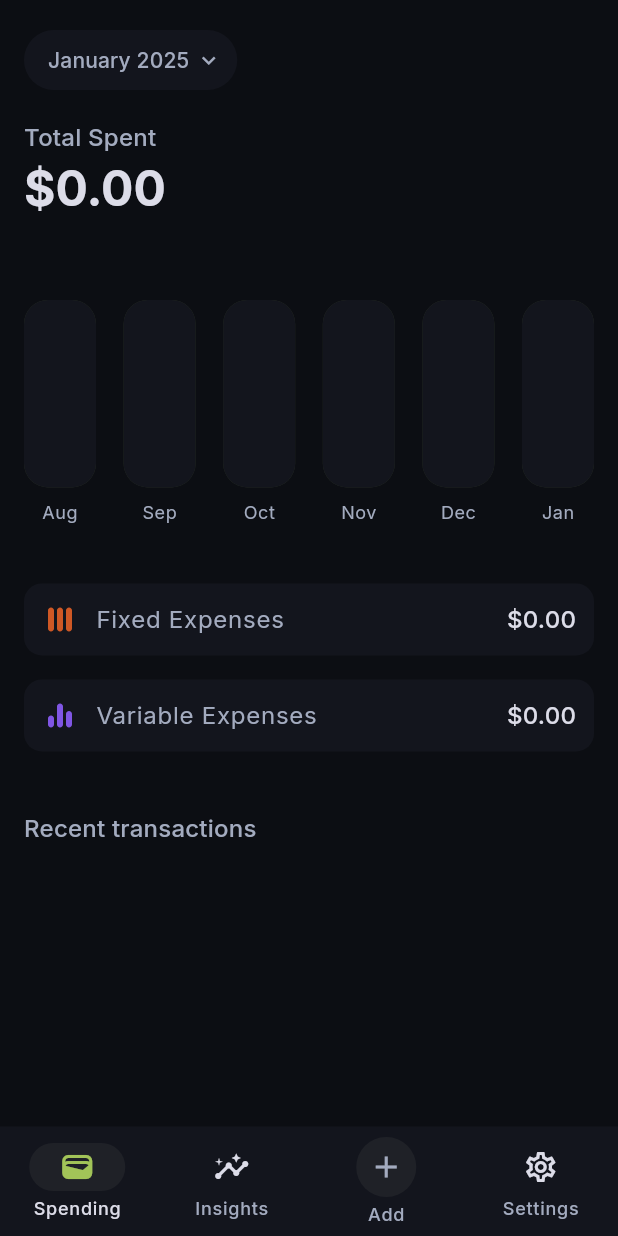
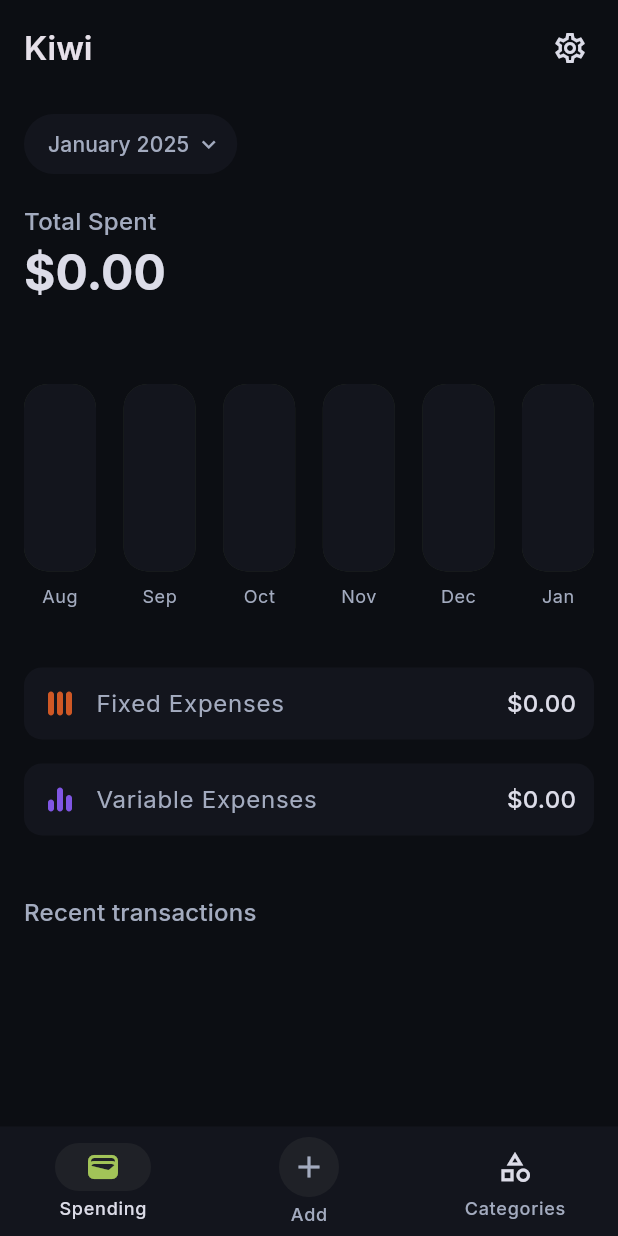
Before and after one commit to 0x6762/kiwi-spending-tracker, a Flutter app: the screen it shows after launch, on a phone screen of 412 x 824 dp. Run offline on Flutter 3.47's test engine with Material 3 defaults, Android fonts, the phone set to English and light mode, and no system bars; drawn by our look-alikes of fl_chart; our stand-ins replace flutter_svg, google_fonts, shared_preferences.

Commit message:
Add app bar and moved settings from nav bar

```diff
--- a/lib/screens/main_screen.dart
+++ b/lib/screens/main_screen.dart
@@ -10,7 +10,7 @@ import '../widgets/add_expense_dialog.dart';
 import '../widgets/expense_type_sheet.dart';
 import 'settings_screen.dart';
 import 'expense_detail_screen.dart';
-import 'insights_screen.dart';
+import 'categories_screen.dart';
 
 class MainScreen extends StatefulWidget {
   final ExpenseRepository repository;
@@ -112,12 +112,39 @@ class _MainScreenState extends State<MainScreen> {
         .toList();
 
     return Scaffold(
-      backgroundColor:
-          Theme.of(context).colorScheme.surface, //main screen background
+      backgroundColor: Theme.of(context).colorScheme.surface,
       body: SafeArea(
         child: SingleChildScrollView(
           child: Column(
             children: [
+              Padding(
+                padding: const EdgeInsets.fromLTRB(16, 8, 8, 0),
+                child: Row(
+                  mainAxisAlignment: MainAxisAlignment.spaceBetween,
+                  children: [
+                    Text(
+                      'Kiwi',
+                      style: Theme.of(context).textTheme.titleLarge?.copyWith(
+                            fontWeight: FontWeight.w600,
+                          ),
+                    ),
+                    IconButton(
+                      icon: Icon(
+                        Icons.settings_outlined,
+                        color: Theme.of(context).colorScheme.onSurface,
+                      ),
+                      onPressed: () {
+                        Navigator.push(
+                          context,
+                          MaterialPageRoute(
+                            builder: (context) => const SettingsScreen(),
+                          ),
+                        );
+                      },
+                    ),
+                  ],
+                ),
+              ),
               ExpenseSummary(
                 expenses: _expenses,
                 selectedMonth: _selectedMonth,
@@ -140,9 +167,7 @@ class _MainScreenState extends State<MainScreen> {
               ),
               Container(
                 decoration: BoxDecoration(
-                  color: Theme.of(context)
-                      .colorScheme
-                      .surface, //expenses list background
+                  color: Theme.of(context).colorScheme.surface,
                   borderRadius:
                       const BorderRadius.vertical(top: Radius.circular(16)),
                 ),
@@ -174,11 +199,9 @@ class _MainScreenState extends State<MainScreen> {
           index: _selectedIndex,
           children: [
             _buildExpensesScreen(),
-            InsightsScreen(
+            CategoriesScreen(
               expenses: _expenses,
-              selectedMonth: _selectedMonth,
             ),
-            const SettingsScreen(),
           ],
         ),
         bottomNavigationBar: Container(
@@ -192,16 +215,16 @@ class _MainScreenState extends State<MainScreen> {
           ),
           child: NavigationBar(
             onDestinationSelected: (index) {
-              if (index == 2) {
+              if (index == 1) {
                 _addExpense();
               } else {
                 setState(() {
-                  _selectedIndex = index > 2 ? index - 1 : index;
+                  _selectedIndex = index > 1 ? index - 1 : index;
                 });
               }
             },
             selectedIndex:
-                _selectedIndex > 1 ? _selectedIndex + 1 : _selectedIndex,
+                _selectedIndex > 0 ? _selectedIndex + 1 : _selectedIndex,
             backgroundColor: Theme.of(context).colorScheme.surfaceContainer,
             indicatorColor: Theme.of(context)
                 .colorScheme
@@ -221,17 +244,6 @@ class _MainScreenState extends State<MainScreen> {
                 label: 'Spending',
               ),
               NavigationDestination(
-                icon: Icon(
-                  Icons.insights_outlined,
-                  color: Theme.of(context).colorScheme.onSurface,
-                ),
-                selectedIcon: Icon(
-                  Icons.insights,
-                  color: Theme.of(context).colorScheme.primary,
-                ),
-                label: 'Insights',
-              ),
-              NavigationDestination(
                 icon: Container(
                   padding: const EdgeInsets.all(8),
                   decoration: BoxDecoration(
@@ -247,14 +259,14 @@ class _MainScreenState extends State<MainScreen> {
               ),
               NavigationDestination(
                 icon: Icon(
-                  Icons.settings_outlined,
+                  Icons.category_outlined,
                   color: Theme.of(context).colorScheme.onSurface,
                 ),
                 selectedIcon: Icon(
-                  Icons.settings,
+                  Icons.category,
                   color: Theme.of(context).colorScheme.primary,
                 ),
-                label: 'Settings',
+                label: 'Categories',
               ),
             ],
           ),
--- a/lib/widgets/expense_summary.dart
+++ b/lib/widgets/expense_summary.dart
@@ -9,12 +9,14 @@ class ExpenseSummary extends StatefulWidget {
   final List<Expense> expenses;
   final void Function(DateTime selectedMonth) onMonthSelected;
   final DateTime selectedMonth;
+  final bool showChart;
 
   const ExpenseSummary({
     super.key,
     required this.expenses,
     required this.onMonthSelected,
     required this.selectedMonth,
+    this.showChart = true,
   });
 
   @override
@@ -95,6 +97,7 @@ class _ExpenseSummaryState extends State<ExpenseSummary> {
               ),
             ),
           ),
+          if (widget.showChart) ...[
             const SizedBox(height: 16),
             Column(
               crossAxisAlignment: CrossAxisAlignment.start,
@@ -135,6 +138,7 @@ class _ExpenseSummaryState extends State<ExpenseSummary> {
               context: context,
               iconAsset: 'assets/icons/variable_expense.svg',
             ),
+          ],
         ],
       ),
     );
```
Also changed, not shown: lib/screens/categories_screen.dart (renamed from lib/screens/insights_screen.dart, +67 -33 lines). Lines whose indentation alone changed are shown as unchanged.
